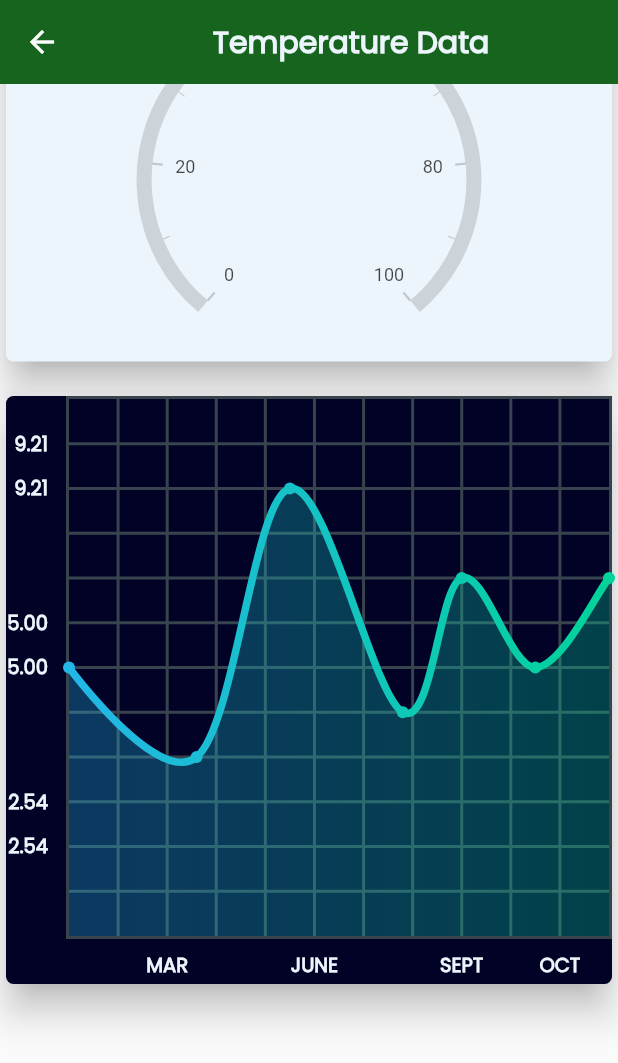
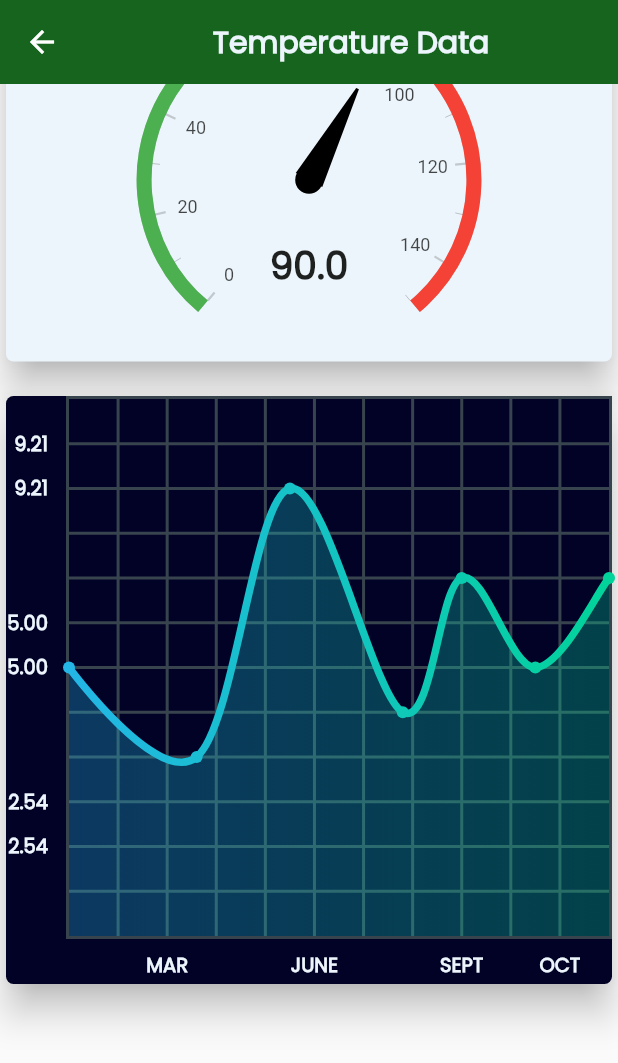
Before and after one commit to isofttechn/smart-irrigation-system, a Flutter app: the TemChart screen opened directly, scrolled down 231 dp, on a phone screen of 412 x 824 dp. Shown: the top 1063 px of the screen. Run offline on Flutter 3.47's test engine with Material 2 defaults, Android fonts, the phone set to English and light mode, and no system bars; drawn by our look-alikes of fl_chart, syncfusion_flutter_gauges; our stand-ins replace bloc, flutter_bloc, font_awesome_flutter, freezed_annotation, liquid_progress_indicator, rxdart; missing offline and left inert: spincircle_bottom_bar.

Commit message:
Added New Feature for Gauge Temperature 10-30-2021

```diff
--- a/lib/SensorScreen/charts/chartComponents/TemGauge.dart
+++ b/lib/SensorScreen/charts/chartComponents/TemGauge.dart
@@ -16,11 +16,32 @@ class TemGauge extends StatelessWidget {
           borderRadius: BorderRadius.circular(5.0),
         ),
         color: kBgColor,
-        child: Container(
-          child: SfRadialGauge(
-              // mainAxisAlignment: MainAxisAlignment.center,
-
-              ),
+        child: Center(
+          child: Container(
+            child: SfRadialGauge(
+                // mainAxisAlignment: MainAxisAlignment.center,
+                axes: <RadialAxis>[
+                  RadialAxis(minimum: 0, maximum: 150, ranges: <GaugeRange>[
+                    GaugeRange(
+                        startValue: 0, endValue: 50, color: Colors.green),
+                    GaugeRange(
+                        startValue: 50, endValue: 100, color: Colors.orange),
+                    GaugeRange(
+                        startValue: 100, endValue: 150, color: Colors.red)
+                  ], pointers: <GaugePointer>[
+                    NeedlePointer(value: 90)
+                  ], annotations: <GaugeAnnotation>[
+                    GaugeAnnotation(
+                        widget: Container(
+                            child: Text('90.0',
+                                style: TextStyle(
+                                    fontSize: 25,
+                                    fontWeight: FontWeight.bold))),
+                        angle: 90,
+                        positionFactor: 0.5)
+                  ])
+                ]),
+          ),
         ),
       ),
     );
```
